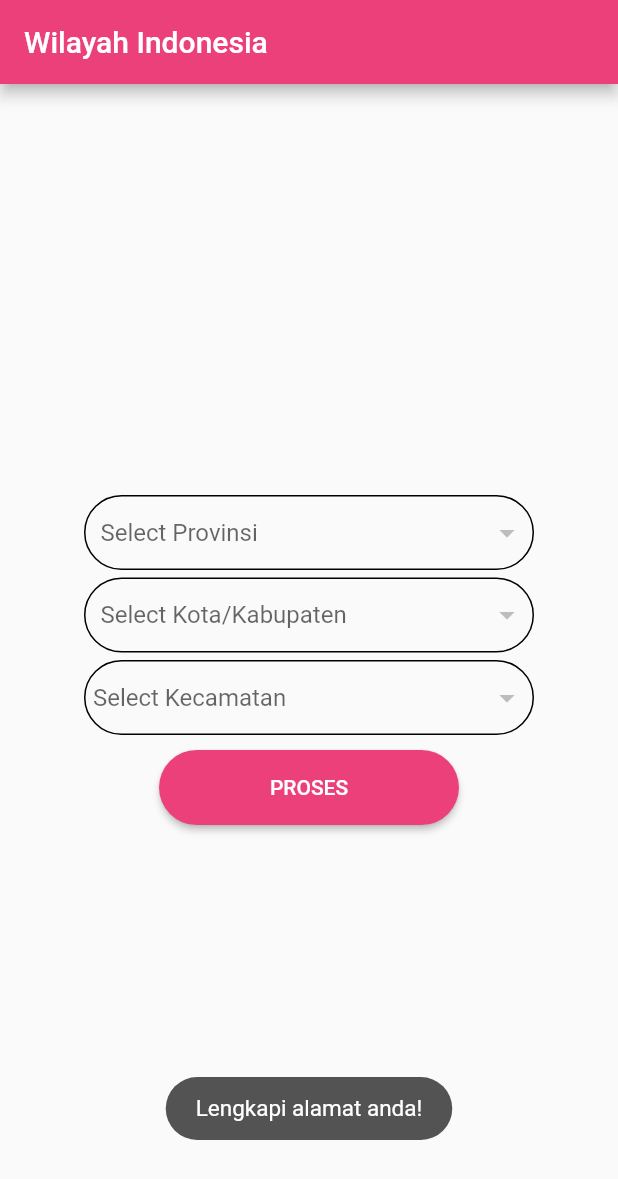
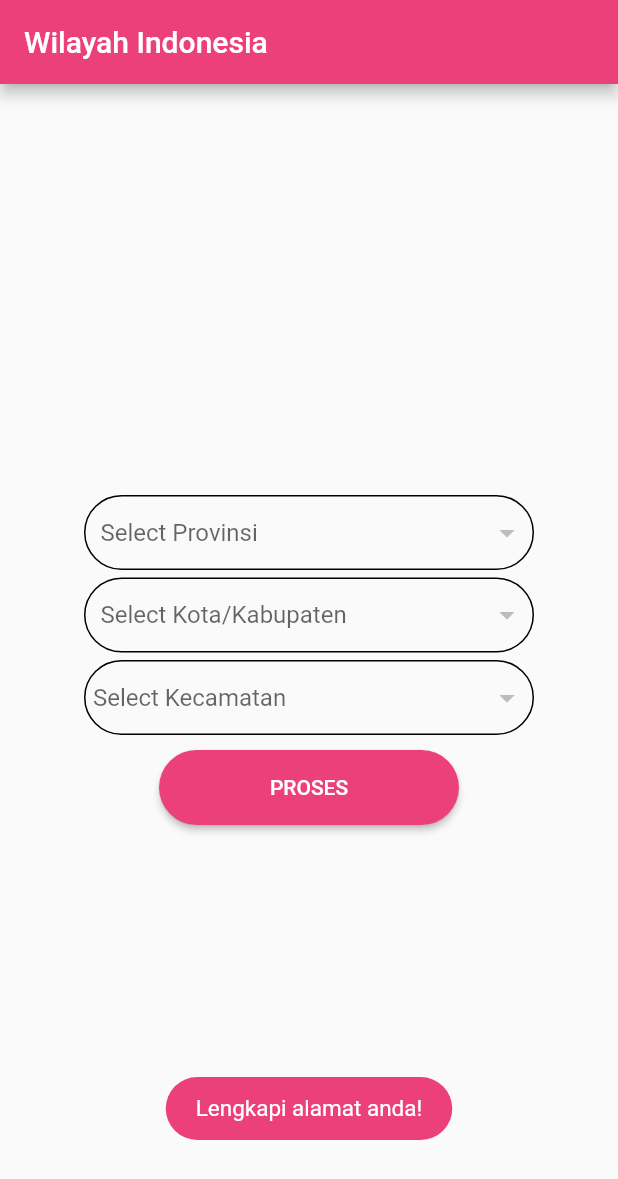
Before and after one commit to skripsimu/flutter_multilevel_dropdown, a Flutter app: the screen it shows after launch, after a tap on "PROSES", on a phone screen of 412 x 824 dp. Shown: the top 1179 px of the screen. Run offline on Flutter 3.47's test engine with Material 2 defaults, Android fonts, the phone set to English and light mode, and no system bars; our stand-ins replace toast; network calls fail.

Commit message:
Update widget.dart

```diff
--- a/lib/widget/widget.dart
+++ b/lib/widget/widget.dart
@@ -3,7 +3,7 @@ import 'package:toast/toast.dart';
 
 void showToast(BuildContext context, String msg, {int duration, int gravity}) {
   Toast.show(msg, context,
-      duration: duration, gravity: gravity, backgroundRadius: 20.0);
+      duration: duration, gravity: gravity, backgroundRadius: 20.0, backgroundColor: Colors.pink[400]);
 }
 
 getDialog(BuildContext context, String source, {String source2, source3}) {
```
